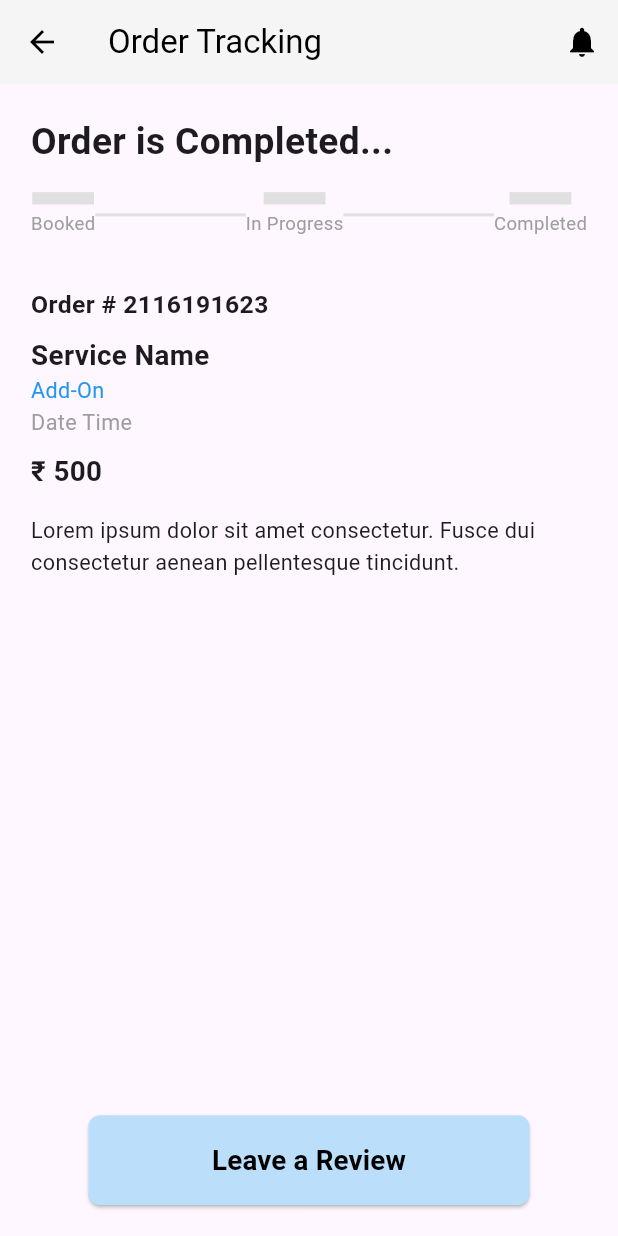
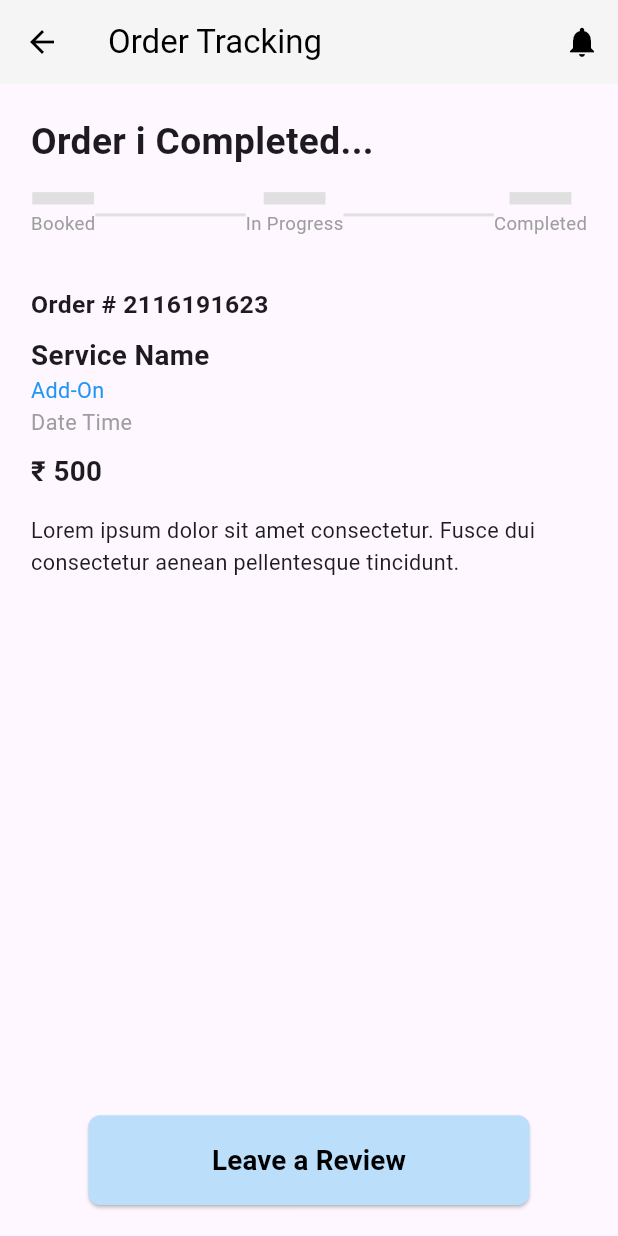
Before and after one commit to medidipeddisai-github/gomed_user, a Flutter app: the OrderTrackingPage screen opened directly with empty values, on a phone screen of 412 x 824 dp. Run offline on Flutter 3.47's test engine with Material 3 defaults, Android fonts, the phone set to English and light mode, and no system bars; our stand-ins replace font_awesome_flutter.

Commit message:
2nd time updated

```diff
--- a/lib/ordertracking.dart
+++ b/lib/ordertracking.dart
@@ -56,7 +56,7 @@ class _OrderTrackingPageState extends State<OrderTrackingPage> {
           crossAxisAlignment: CrossAxisAlignment.start,
           children: [
             Text(
-              'Order is $orderStatus',
+              'Order i $orderStatus',
               style: TextStyle(
                 fontSize: screenWidth * 0.06,
                 fontWeight: FontWeight.bold,
```
